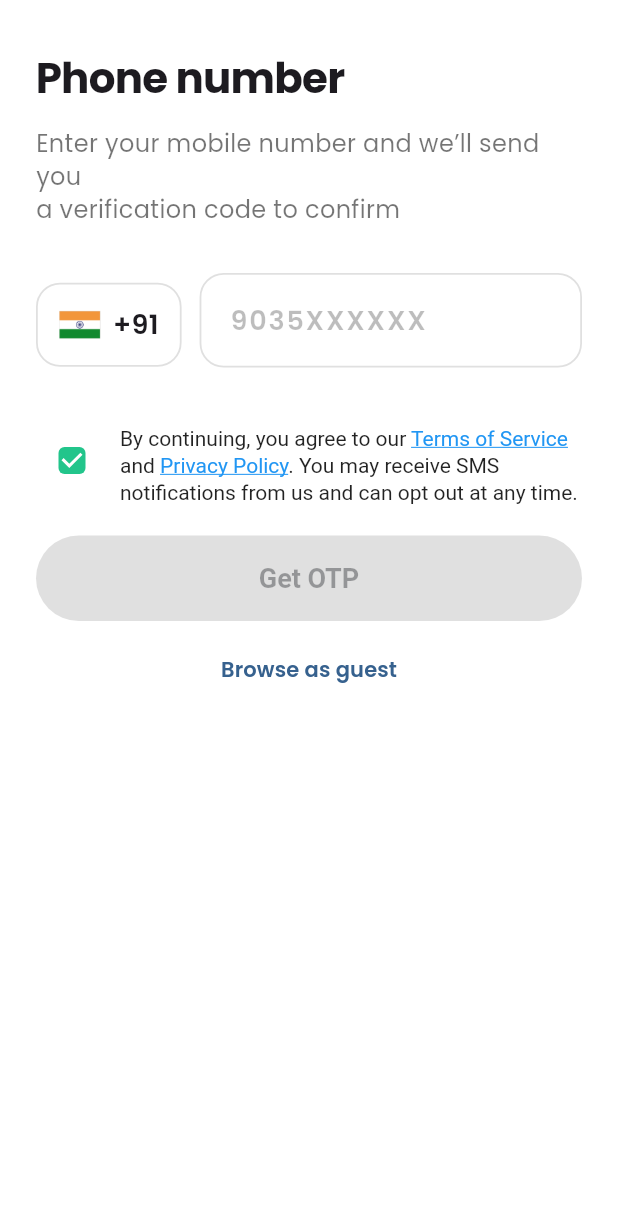
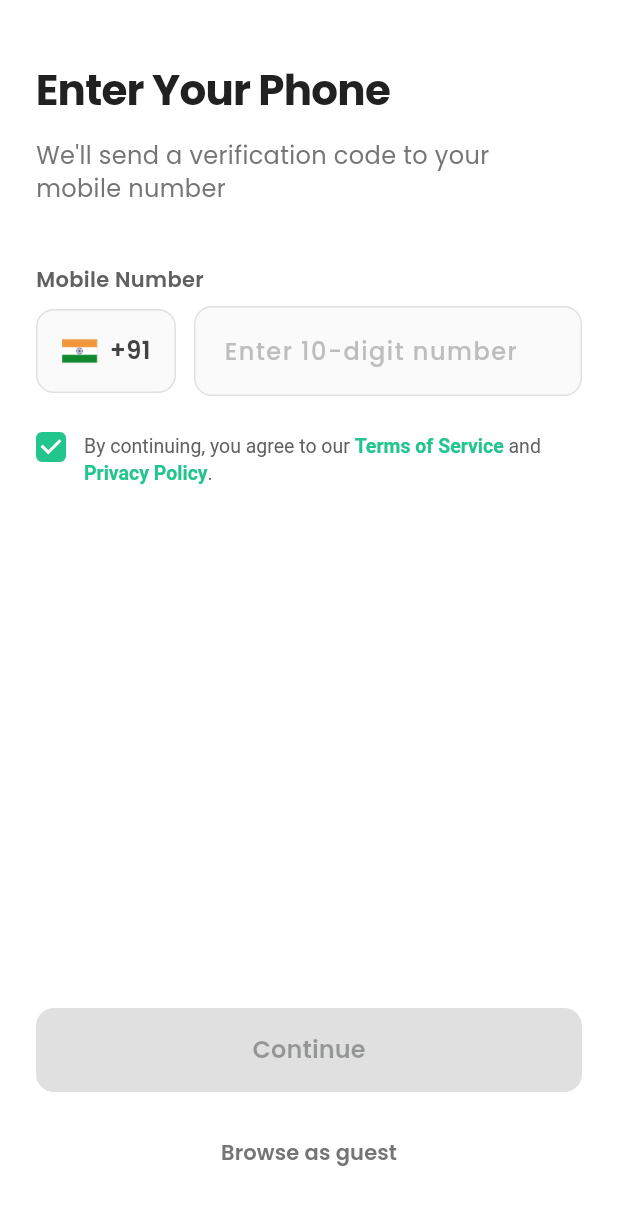
Before and after one commit to saeedkg/arogyam, a Flutter app: the RequestOtpScreen screen opened directly, on a phone screen of 412 x 824 dp. Shown: the top 1205 px of the screen. Run offline on Flutter 3.47's test engine with Material 3 defaults, Android fonts, the phone set to English and light mode, and no system bars; our stand-ins replace carousel_slider, connectivity_plus, dio, flutter_svg, get, google_fonts and 2 more; missing offline and left inert: encrypt; accounts and stored records are empty.

Commit message:
reqest otp screen updated

```diff
--- a/lib/auth/request_otp_screen.dart
+++ b/lib/auth/request_otp_screen.dart
@@ -67,22 +67,23 @@ class _RequestOtpScreenState extends State<RequestOtpScreen> {
     if (_isNetworkError(error)) {
       return 'No internet connection. Please check your network and try again.';
     }
-    // Since provider already extracts the clean message, use it directly
     return error;
   }
 
   IconData _getErrorIcon(String error) {
     if (_isNetworkError(error)) {
-      return Icons.wifi_off;
+      return Icons.wifi_off_rounded;
     }
-    return Icons.error_outline;
+    return Icons.error_outline_rounded;
   }
 
   @override
   Widget build(BuildContext context) {
+    final bottomPadding = MediaQuery.of(context).viewInsets.bottom;
+    final isKeyboardVisible = bottomPadding > 0;
+
     return Consumer<AuthProvider>(
       builder: (context, authProvider, child) {
-          // Clear any previous errors when screen is built (only once)
         if (!_hasClearedErrors && authProvider.requestOtpError != null) {
           _hasClearedErrors = true;
           WidgetsBinding.instance.addPostFrameCallback((_) {
@@ -90,7 +91,6 @@ class _RequestOtpScreenState extends State<RequestOtpScreen> {
           });
         }
 
-          // Navigation logic
         if (authProvider.expiresIn != null && !authProvider.isLoading && !hasNavigated.value) {
           hasNavigated.value = true;
           WidgetsBinding.instance.addPostFrameCallback((_) {
@@ -114,52 +114,79 @@ class _RequestOtpScreenState extends State<RequestOtpScreen> {
               child: Column(
                 crossAxisAlignment: CrossAxisAlignment.start,
                 children: [
-                    const SizedBox(height: 32),
-                    const Text(
-                      'Phone number',
+                  const SizedBox(height: 40),
+
+                  // Header Section
+                  Column(
+                    crossAxisAlignment: CrossAxisAlignment.start,
+                    children: [
+                      Text(
+                        'Enter Your Phone',
                         style: TextStyle(
                           fontSize: 28,
-                        fontWeight: FontWeight.bold,
+                          fontWeight: FontWeight.w700,
+                          color: Colors.grey.shade900,
                           letterSpacing: -0.5,
                         ),
                       ),
                       const SizedBox(height: 12),
-                    const Text(
-                      "Enter your mobile number and we’ll send you\na verification code to confirm",
+                      Text(
+                        "We'll send a verification code to your\nmobile number",
                         style: TextStyle(
                           fontSize: 16,
-                        color: Colors.black54,
+                          color: Colors.grey.shade600,
                           height: 1.4,
                         ),
                       ),
-                    const SizedBox(height: 32),
+                    ],
+                  ),
+
+                  const SizedBox(height: 40),
+
+                  // Phone Input Section
+                  Column(
+                    crossAxisAlignment: CrossAxisAlignment.start,
+                    children: [
+                      Text(
+                        'Mobile Number',
+                        style: TextStyle(
+                          fontSize: 14,
+                          fontWeight: FontWeight.w600,
+                          color: Colors.grey.shade700,
+                        ),
+                      ),
+                      const SizedBox(height: 8),
                       Row(
                         children: [
+                          // Country Code
                           Container(
                             height: 56,
-                          padding: const EdgeInsets.symmetric(horizontal: 14),
+                            padding: const EdgeInsets.symmetric(horizontal: 16),
                             decoration: BoxDecoration(
-                            color: Colors.white,
-                            borderRadius: BorderRadius.circular(16),
-                            border: Border.all(color: Colors.grey.shade300, width: 1.2),
+                              color: Colors.grey.shade50,
+                              borderRadius: BorderRadius.circular(12),
+                              border: Border.all(color: Colors.grey.shade300),
                             ),
                             child: Row(
                               children: [
-                              Image.asset('assets/flag/flag_in.png', width: 28, height: 20, fit: BoxFit.cover),
+                                Image.asset('assets/flag/flag_in.png', width: 24, height: 18, fit: BoxFit.cover),
                                 const SizedBox(width: 8),
-                              const Text(
+                                Text(
                                   '+91',
-                                style: TextStyle(fontSize: 18, fontWeight: FontWeight.w600),
+                                  style: TextStyle(
+                                    fontSize: 16,
+                                    fontWeight: FontWeight.w600,
+                                    color: Colors.grey.shade800,
+                                  ),
                                 ),
                               ],
                             ),
                           ),
                           const SizedBox(width: 12),
+
+                          // Phone Number Field
                           Expanded(
-                          child: Column(
-                            crossAxisAlignment: CrossAxisAlignment.start,
-                            children: [
-                              TextField(
+                            child: TextField(
                               controller: _phoneController,
                               keyboardType: TextInputType.number,
                               maxLength: 10,
@@ -167,82 +194,105 @@ class _RequestOtpScreenState extends State<RequestOtpScreen> {
                                 FilteringTextInputFormatter.digitsOnly,
                                 LengthLimitingTextInputFormatter(10),
                               ],
-                                style: const TextStyle(
-                                  fontSize: 18,
-                                  letterSpacing: 1.2,
+                              style: TextStyle(
+                                fontSize: 16,
                                 fontWeight: FontWeight.w600,
+                                color: Colors.grey.shade900,
+                                letterSpacing: 1.0,
                               ),
                               decoration: InputDecoration(
                                 isDense: true,
                                 counterText: '',
-                                  hintText: '9035XXXXXX',
-                                  hintStyle: const TextStyle(
-                                    color: Colors.black26,
-                                    fontWeight: FontWeight.w600,
-                                    letterSpacing: 1.2,
+                                hintText: 'Enter 10-digit number',
+                                hintStyle: TextStyle(
+                                  color: Colors.grey.shade400,
+                                  fontWeight: FontWeight.w500,
                                 ),
                                 contentPadding: const EdgeInsets.symmetric(horizontal: 16, vertical: 18),
                                 filled: true,
-                                  fillColor: Colors.white,
+                                fillColor: Colors.grey.shade50,
                                 enabledBorder: OutlineInputBorder(
-                                    borderRadius: BorderRadius.circular(16),
-                                    borderSide: BorderSide(color: Colors.grey.shade300, width: 1.2),
+                                  borderRadius: BorderRadius.circular(12),
+                                  borderSide: BorderSide(color: Colors.grey.shade300),
                                 ),
                                 focusedBorder: OutlineInputBorder(
-                                    borderRadius: BorderRadius.circular(16),
-                                    borderSide: const BorderSide(color: Color(0xFF22C58B), width: 1.8),
+                                  borderRadius: BorderRadius.circular(12),
+                                  borderSide: const BorderSide(color: Color(0xFF22C58B), width: 1.5),
                                 ),
                                 errorText: _phoneError,
                                 errorStyle: TextStyle(color: Colors.red.shade600, fontSize: 12),
                                 errorBorder: OutlineInputBorder(
-                                    borderRadius: BorderRadius.circular(16),
-                                    borderSide: BorderSide(color: Colors.red.shade400, width: 1.2),
+                                  borderRadius: BorderRadius.circular(12),
+                                  borderSide: BorderSide(color: Colors.red.shade400),
                                 ),
                                 focusedErrorBorder: OutlineInputBorder(
-                                    borderRadius: BorderRadius.circular(16),
-                                    borderSide: BorderSide(color: Colors.red.shade400, width: 1.6),
+                                  borderRadius: BorderRadius.circular(12),
+                                  borderSide: BorderSide(color: Colors.red.shade400, width: 1.5),
                                 ),
                               ),
-                              ),
-                              const SizedBox(height: 6),
-                            ],
                             ),
                           ),
                         ],
                       ),
-                    const SizedBox(height: 32),
+                    ],
+                  ),
+
+                  const SizedBox(height: 24),
+
+                  // Terms and Conditions
                   Row(
                     crossAxisAlignment: CrossAxisAlignment.start,
                     children: [
                       ValueListenableBuilder<bool>(
                         valueListenable: _checkboxValue,
                         builder: (context, value, _) {
-                            return Checkbox(
+                          return Container(
+                            width: 20,
+                            height: 20,
+                            decoration: BoxDecoration(
+                              borderRadius: BorderRadius.circular(4),
+                              border: Border.all(
+                                color: value ? const Color(0xFF22C58B) : Colors.grey.shade400,
+                                width: 1.5,
+                              ),
+                              color: value ? const Color(0xFF22C58B) : Colors.transparent,
+                            ),
+                            child: Theme(
+                              data: ThemeData(
+                                unselectedWidgetColor: Colors.transparent,
+                              ),
+                              child: Checkbox(
                                 value: value,
                                 onChanged: (val) => _checkboxValue.value = val ?? false,
                                 shape: RoundedRectangleBorder(
                                   borderRadius: BorderRadius.circular(4),
                                 ),
-                              activeColor: const Color(0xFF22C58B),
+                                activeColor: Colors.transparent,
+                                checkColor: Colors.white,
+                                materialTapTargetSize: MaterialTapTargetSize.shrinkWrap,
+                              ),
+                            ),
                           );
                         },
                       ),
-                        const SizedBox(width: 8),
+                      const SizedBox(width: 12),
                       Expanded(
                           child: _buildTermsAndPrivacyText(context)
                       ),
                     ],
                   ),
-                    const SizedBox(height: 12),
+
+                  const SizedBox(height: 16),
+
+                  // Error Display
                   if (authProvider.requestOtpError != null)
                     Container(
                       width: double.infinity,
-                        padding: const EdgeInsets.all(12),
-                        margin: const EdgeInsets.only(bottom: 8),
+                      padding: const EdgeInsets.all(16),
                       decoration: BoxDecoration(
                         color: Colors.red.shade50,
-                          borderRadius: BorderRadius.circular(8),
-                          border: Border.all(color: Colors.red.shade200),
+                        borderRadius: BorderRadius.circular(12),
+                        border: Border.all(color: Colors.red.shade100),
                       ),
                       child: Row(
                         children: [
@@ -251,33 +301,38 @@ class _RequestOtpScreenState extends State<RequestOtpScreen> {
                               color: Colors.red.shade600,
                               size: 20
                           ),
-                            const SizedBox(width: 8),
+                          const SizedBox(width: 12),
                           Expanded(
                             child: Text(
                               _getErrorMessage(authProvider.requestOtpError!),
                               style: TextStyle(
                                 color: Colors.red.shade700,
                                 fontSize: 14,
+                                fontWeight: FontWeight.w500,
                               ),
                             ),
                           ),
                         ],
                       ),
                     ),
-                    const SizedBox(height: 8),
 
+                  // Dynamic spacer that shrinks when keyboard is visible
+                  if (!isKeyboardVisible) const Spacer(),
+
+                  // Action Buttons - Stays at bottom but moves up with keyboard
+                  Column(
+                    children: [
                       SizedBox(
                         width: double.infinity,
+                        height: 56,
                         child: ElevatedButton(
                           onPressed: (authProvider.isLoading || !_isPhoneValid)
                               ? null
                               : () {
                             final phone = _phoneController.text.trim();
 
-                                // Check terms and conditions
                             if (!_checkboxValue.value) {
                               FocusScope.of(context).unfocus();
-
                               ScaffoldMessenger.of(context).showSnackBar(
                                 const SnackBar(
                                   content: Text('Please accept terms and conditions'),
@@ -289,51 +344,63 @@ class _RequestOtpScreenState extends State<RequestOtpScreen> {
                             }
 
                             if (_isPhoneValid) {
-                                  hasNavigated.value = false; // Reset before requesting OTP
+                              hasNavigated.value = false;
                               authProvider.requestOtp(phone);
                             }
                           },
                           style: ElevatedButton.styleFrom(
-                          backgroundColor: (authProvider.isLoading || !_isPhoneValid)
-                              ? Colors.grey.shade300
-                              : const Color(0xFF22C58B),
+                            backgroundColor: const Color(0xFF22C58B),
                             disabledBackgroundColor: Colors.grey.shade300,
-                          foregroundColor: (authProvider.isLoading || !_isPhoneValid)
-                              ? Colors.grey.shade700
-                              : Colors.white,
-                          padding: const EdgeInsets.symmetric(vertical: 18),
-                          shape: const StadiumBorder(),
-                          textStyle: const TextStyle(fontSize: 18, fontWeight: FontWeight.w700),
+                            foregroundColor: Colors.white,
+                            padding: const EdgeInsets.symmetric(vertical: 16),
+                            shape: RoundedRectangleBorder(
+                              borderRadius: BorderRadius.circular(12),
+                            ),
+                            elevation: 0,
+                            shadowColor: Colors.transparent,
                           ),
                           child: authProvider.isLoading
-                          ? const SizedBox(
+                              ? SizedBox(
                             height: 20,
                             width: 20,
                             child: CircularProgressIndicator(
                               strokeWidth: 2,
-                                valueColor: AlwaysStoppedAnimation<Color>(Colors.white),
+                              valueColor: const AlwaysStoppedAnimation<Color>(Colors.white),
                             ),
                           )
-                          : const Text('Get OTP'),
+                              : Text(
+                            'Continue',
+                            style: TextStyle(
+                              fontSize: 16,
+                              fontWeight: FontWeight.w600,
                             ),
                           ),
-                    const SizedBox(height: 8),
-                    Center(
-                      child: TextButton(
+                        ),
+                      ),
+
+                      const SizedBox(height: 16),
+
+                      TextButton(
                         onPressed: () {
                           FocusScope.of(context).unfocus();
                           Get.offAllNamed('/landing');
                         },
-                        child: const Text(
+                        child: Text(
                           'Browse as guest',
-                          style: TextStyle(fontWeight: FontWeight.w600),
+                          style: TextStyle(
+                            fontSize: 14,
+                            fontWeight: FontWeight.w600,
+                            color: Colors.grey.shade600,
                           ),
                         ),
                       ),
-                    const Spacer(),
-                    // WhatsApp Community Join Button at bottom
 
-                    const SizedBox(height: 24),
+                      // Add bottom padding only when keyboard is visible
+                      SizedBox(height: isKeyboardVisible ? 16 : 0),
+                    ],
+                  ),
+
+                  SizedBox(height: isKeyboardVisible ? 0 : 32),
                 ],
               ),
             ),
@@ -343,22 +410,21 @@ class _RequestOtpScreenState extends State<RequestOtpScreen> {
     );
   }
 
-  // Create this function in your widget class
   Widget _buildTermsAndPrivacyText(BuildContext context) {
     return RichText(
       text: TextSpan(
-        style: const TextStyle(
-          fontSize: 14,
-          color: Colors.black87,
-          height: 1.3,
+        style: TextStyle(
+          fontSize: 13,
+          color: Colors.grey.shade700,
+          height: 1.4,
         ),
         children: [
           const TextSpan(text: "By continuing, you agree to our "),
           TextSpan(
             text: "Terms of Service",
             style: const TextStyle(
-              color: Colors.blue,
-              decoration: TextDecoration.underline,
+              color: Color(0xFF22C58B),
+              fontWeight: FontWeight.w600,
             ),
             recognizer: TapGestureRecognizer()
               ..onTap = () => _navigateToTerms(context),
@@ -367,32 +433,23 @@ class _RequestOtpScreenState extends State<RequestOtpScreen> {
           TextSpan(
             text: "Privacy Policy",
             style: const TextStyle(
-              color: Colors.blue,
-              decoration: TextDecoration.underline,
+              color: Color(0xFF22C58B),
+              fontWeight: FontWeight.w600,
             ),
             recognizer: TapGestureRecognizer()
               ..onTap = () => _navigateToPrivacyPolicy(context),
           ),
-          const TextSpan(
-              text: ". You may receive SMS notifications from us and can opt out at any time."
-          ),
+          const TextSpan(text: "."),
         ],
       ),
     );
   }
 
-// Helper navigation methods
   void _navigateToTerms(BuildContext context) {
-    // Navigator.push(
-    //   context,
-    //   MaterialPageRoute(builder: (context) => const TermsOfServiceScreen()),
-    // );
+    // Navigation logic for terms
   }
 
   void _navigateToPrivacyPolicy(BuildContext context) {
-    // Navigator.push(
-    //   context,
-    //   MaterialPageRoute(builder: (context) => const PrivacyPolicyScreen()),
-    // );
+    // Navigation logic for privacy policy
   }
 }
--- a/lib/main.dart
+++ b/lib/main.dart
@@ -32,7 +32,7 @@ class ArogyamApp extends StatelessWidget {
           useMaterial3: true,
           textTheme: GoogleFonts.poppinsTextTheme(),
         ),
-        home: const OnboardingScreen(),
+        home: const RequestOtpScreen(),
         getPages: [
           GetPage(name: '/landing', page: () => const LandingPage()),
           GetPage(name: '/onboarding', page: () => const OnboardingScreen()),
```
Lines whose indentation alone changed are shown as unchanged.
